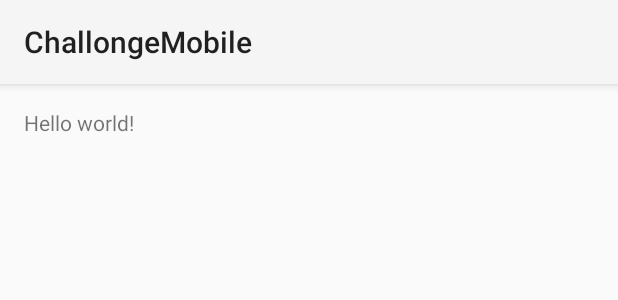
After one commit to brandontruggles/Challonge-Mobile-Android, an Android app: the layout activity_tournament_view.xml on its own in the app's theme, with its tools: preview values and no code run, on a phone screen of 412 x 824 dp. The commit adds this screen. Shown: the top 300 px of the screen. Run offline under Robolectric (Android 15) with nearby library versions, the phone set to English and light mode, and no system bars.

Commit message:
Added activity for viewing tournaments

```diff
--- a/app/src/main/java/com/example/brandon/challongemobile/MainActivity.java
+++ b/app/src/main/java/com/example/brandon/challongemobile/MainActivity.java
@@ -65,7 +65,7 @@ public class MainActivity extends ActionBarActivity
                 //connection.setRequestProperty("Authorization","Basic " + new String(Base64.encode("bubblerugs:AJmK8DFMF0EpwVRzTlORtuwyJOcGzViDXrQKG63G".getBytes(),Base64.NO_WRAP)));
                 connection.setRequestProperty("Authorization","Basic " + new String(Base64.encode(new String(scan.nextLine() + ":" +scan.nextLine()).getBytes(),Base64.NO_WRAP)));
 
-                handleSuccess("","");
+
             }
         }
         catch (Exception e)
@@ -153,7 +153,7 @@ public class MainActivity extends ActionBarActivity
             try {
                 FileOutputStream fos = openFileOutput("userCred.txt",Context.MODE_PRIVATE);
                 //fos.write((username+"\n"+password).getBytes());
-                fos.write(("bubblerugs"+"\n"+"AJmK8DFMF0EpwVRzTlORtuwyJOcGzViDXrQKG63G").getBytes());
+                fos.write(("bubblerugs"+"\n"+password).getBytes());
 
                 fos.close();
             }
--- /dev/null
+++ b/app/src/main/res/layout/activity_tournament_view.xml
@@ -0,0 +1,12 @@
+<RelativeLayout xmlns:android="http://schemas.android.com/apk/res/android"
+    xmlns:tools="http://schemas.android.com/tools" android:layout_width="match_parent"
+    android:layout_height="match_parent" android:paddingLeft="@dimen/activity_horizontal_margin"
+    android:paddingRight="@dimen/activity_horizontal_margin"
+    android:paddingTop="@dimen/activity_vertical_margin"
+    android:paddingBottom="@dimen/activity_vertical_margin"
+    tools:context="com.example.brandon.challongemobile.TournamentViewActivity">
+
+    <TextView android:text="@string/hello_world" android:layout_width="wrap_content"
+        android:layout_height="wrap_content" />
+
+</RelativeLayout>
```
Also changed, not shown: app/src/main/AndroidManifest.xml (+6 -2 lines), app/src/main/java/com/example/brandon/challongemobile/TournamentViewActivity.java (added, +43 -0 lines), app/src/main/res/menu/menu_tournament_view.xml (added, +7 -0 lines), app/src/main/res/values/strings.xml (+3 -14 lines), 1 other file.
